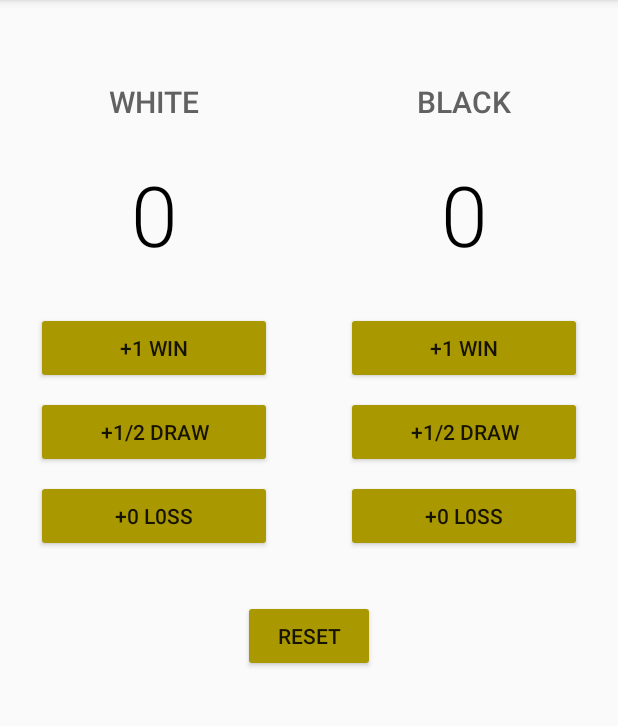
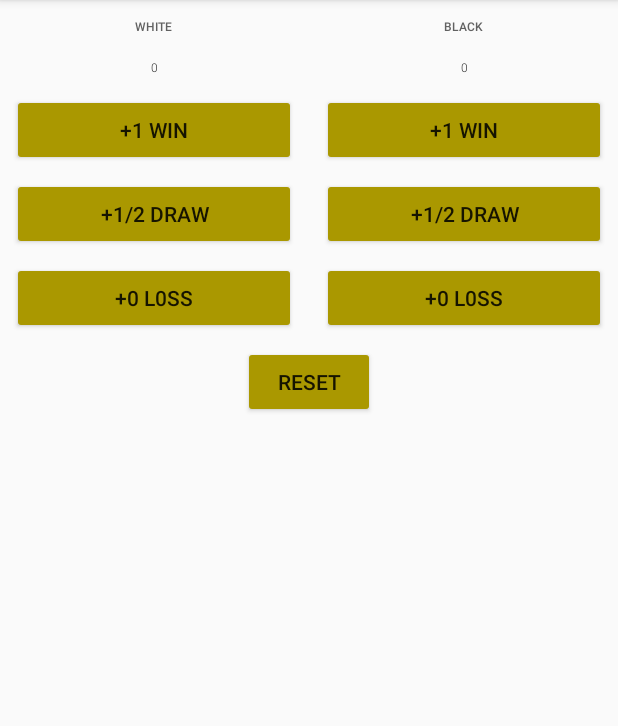
Before and after one commit to Weyinmik/ChessTraditionalScoreCounter-master, an Android app: the screen it shows after launch (MainActivity), on a phone screen of 412 x 824 dp, the part 84-810 px from its top. Run offline under Robolectric (Android 15) with nearby library versions, the phone set to English and light mode, and no system bars.

Commit message:
INitial commit 2 - dimensions

```diff
--- a/app/src/main/java/com/example/android/chesstraditionalscorecounter/MainActivity.java
+++ b/app/src/main/java/com/example/android/chesstraditionalscorecounter/MainActivity.java
@@ -43,7 +43,6 @@ public class MainActivity extends AppCompatActivity {
         if (savedInstanceState != null) {
             scoreWhite = savedInstanceState.getDouble ( "scoreWhite" );
             scoreBlack = savedInstanceState.getDouble ( "scoreBlack" );
-
 
         }
     }
--- a/app/src/main/res/layout/activity_main.xml
+++ b/app/src/main/res/layout/activity_main.xml
@@ -25,50 +25,50 @@
                 <TextView
                     android:layout_width="wrap_content"
                     android:layout_height="wrap_content"
-                    android:layout_marginTop="50dp"
+                    android:layout_marginTop="@dimen/layout_margin_top_big"
                     android:fontFamily="sans-serif-medium"
                     android:padding="4dp"
                     android:text="White"
                     android:textAllCaps="true"
                     android:textColor="#616161"
-                    android:textSize="20sp" />
+                    android:textSize="@dimen/text_size_small" />
 
                 <TextView
                     android:id="@+id/white_score"
                     android:layout_width="match_parent"
                     android:layout_height="wrap_content"
-                    android:layout_marginTop="16dp"
+                    android:layout_marginTop="@dimen/layout_margin_top_small"
                     android:fontFamily="sans-serif-light"
                     android:gravity="center_horizontal"
                     android:padding="4dp"
                     android:text="0"
                     android:textColor="#000000"
-                    android:textSize="56sp" />
+                    android:textSize="@dimen/text_size_big" />
 
                 <Button
                     android:layout_width="match_parent"
                     android:layout_height="wrap_content"
-                    android:layout_marginLeft="24dp"
-                    android:layout_marginRight="24dp"
-                    android:layout_marginTop="24dp"
+                    android:layout_marginLeft="@dimen/layout_margin_left_right"
+                    android:layout_marginRight="@dimen/layout_margin_left_right"
+                    android:layout_marginTop="@dimen/layout_margin_left_right"
                     android:onClick="submitWinWhite"
                     android:text="+1 Win" />
 
                 <Button
                     android:layout_width="match_parent"
                     android:layout_height="wrap_content"
-                    android:layout_marginLeft="24dp"
-                    android:layout_marginRight="24dp"
-                    android:layout_marginTop="8dp"
+                    android:layout_marginLeft="@dimen/layout_margin_left_right"
+                    android:layout_marginRight="@dimen/layout_margin_left_right"
+                    android:layout_marginTop="@dimen/layout_margin_top_smallest"
                     android:onClick="submitDrawWhite"
                     android:text="+1/2 Draw" />
 
                 <Button
                     android:layout_width="match_parent"
                     android:layout_height="wrap_content"
-                    android:layout_marginLeft="24dp"
-                    android:layout_marginRight="24dp"
-                    android:layout_marginTop="8dp"
+                    android:layout_marginLeft="@dimen/layout_margin_left_right"
+                    android:layout_marginRight="@dimen/layout_margin_left_right"
+                    android:layout_marginTop="@dimen/layout_margin_top_smallest"
                     android:onClick="submitLossWhite"
                     android:text="+0 L0ss" />
 
@@ -78,7 +78,7 @@
                 android:layout_width="1dp"
                 android:layout_height="wrap_content"
                 android:layout_marginBottom="160dp"
-                android:layout_marginTop="68dp"
+                android:layout_marginTop="@dimen/layout_margin_top_biggest"
                 android:background="@android:color/darker_gray" />
 
             <LinearLayout
@@ -91,50 +91,50 @@
                 <TextView
                     android:layout_width="wrap_content"
                     android:layout_height="wrap_content"
-                    android:layout_marginTop="50dp"
+                    android:layout_marginTop="@dimen/layout_margin_top_big"
                     android:fontFamily="sans-serif-medium"
                     android:padding="4dp"
                     android:text="Black"
                     android:textAllCaps="true"
                     android:textColor="#616161"
-                    android:textSize="20sp" />
+                    android:textSize="@dimen/text_size_small" />
 
                 <TextView
                     android:id="@+id/black_score"
                     android:layout_width="match_parent"
                     android:layout_height="wrap_content"
-                    android:layout_marginTop="16dp"
+                    android:layout_marginTop="@dimen/layout_margin_top_small"
                     android:fontFamily="sans-serif-light"
                     android:gravity="center_horizontal"
                     android:padding="4dp"
                     android:text="0"
                     android:textColor="#000000"
-                    android:textSize="56sp" />
+                    android:textSize="@dimen/text_size_big" />
 
                 <Button
                     android:layout_width="match_parent"
                     android:layout_height="wrap_content"
-                    android:layout_marginLeft="24dp"
-                    android:layout_marginRight="24dp"
-                    android:layout_marginTop="24dp"
+                    android:layout_marginLeft="@dimen/layout_margin_left_right"
+                    android:layout_marginRight="@dimen/layout_margin_left_right"
+                    android:layout_marginTop="@dimen/layout_margin_left_right"
                     android:onClick="submitWinBlack"
                     android:text="+1 Win" />
 
                 <Button
                     android:layout_width="match_parent"
                     android:layout_height="wrap_content"
-                    android:layout_marginLeft="24dp"
-                    android:layout_marginRight="24dp"
-                    android:layout_marginTop="8dp"
+                    android:layout_marginLeft="@dimen/layout_margin_left_right"
+                    android:layout_marginRight="@dimen/layout_margin_left_right"
+                    android:layout_marginTop="@dimen/layout_margin_top_smallest"
                     android:onClick="submitDrawBlack"
                     android:text="+1/2 Draw" />
 
                 <Button
                     android:layout_width="match_parent"
                     android:layout_height="wrap_content"
-                    android:layout_marginLeft="24dp"
-                    android:layout_marginRight="24dp"
-                    android:layout_marginTop="8dp"
+                    android:layout_marginLeft="@dimen/layout_margin_left_right"
+                    android:layout_marginRight="@dimen/layout_margin_left_right"
+                    android:layout_marginTop="@dimen/layout_margin_top_smallest"
                     android:onClick="submitLossBlack"
                     android:text="+0 L0ss" />
 
@@ -147,7 +147,7 @@
             android:layout_width="wrap_content"
             android:layout_height="wrap_content"
             android:layout_gravity="center"
-            android:layout_marginTop="32dp"
+            android:layout_marginTop="@dimen/layout_margin_top_medium"
             android:gravity="center"
             android:onClick="resetScore"
             android:text="Reset" />
```
